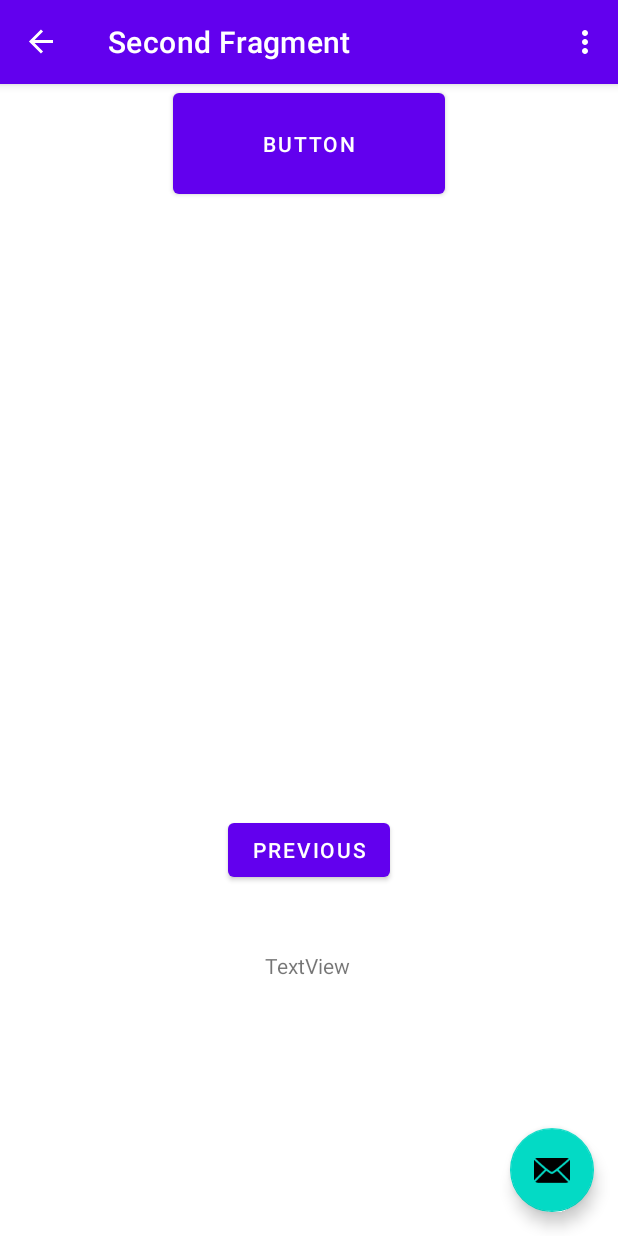
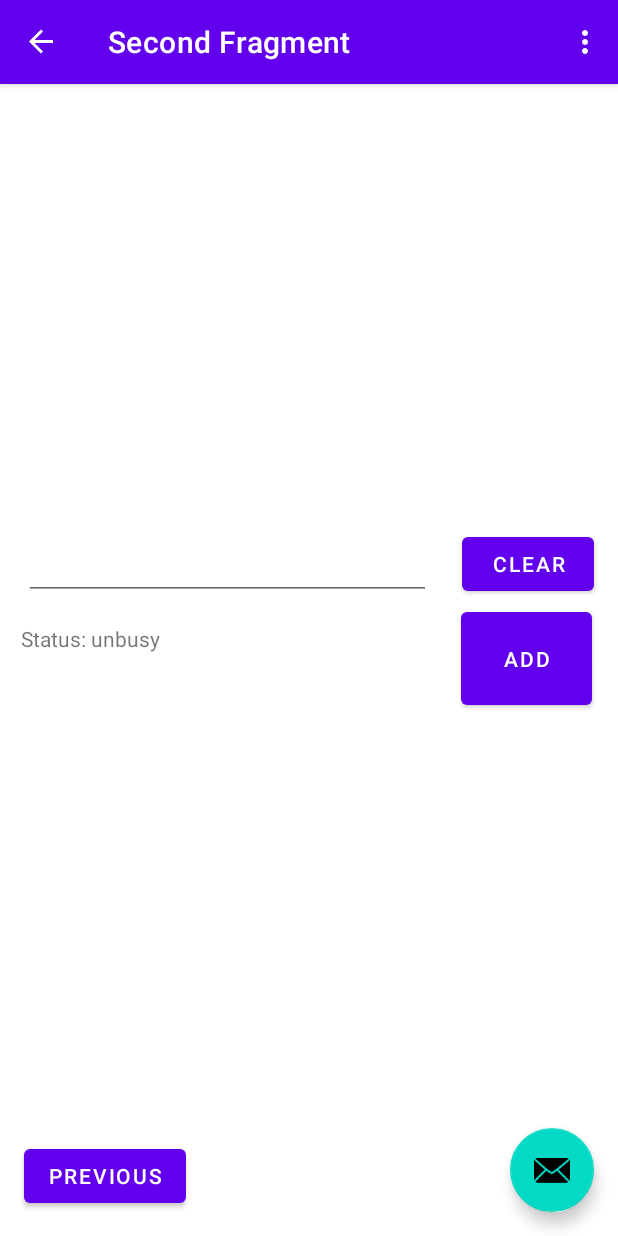
Before and after one commit to archey347/CamCam, an Android app: the SecondFragment screen opened through its navigation route, on a phone screen of 412 x 824 dp. Run offline under Robolectric (Android 15) with nearby library versions, the phone set to English and light mode, and no system bars; our stand-ins replace navigation-ui.

Commit message:
Mobile wifi scanning works adding to server

```diff
--- a/App/app/src/main/AndroidManifest.xml
+++ b/App/app/src/main/AndroidManifest.xml
@@ -4,7 +4,7 @@
     <uses-permission android:name="android.permission.ACCESS_WIFI_STATE" />
     <uses-permission android:name="android.permission.CHANGE_WIFI_STATE" />
     <uses-permission android:name="android.permission.ACCESS_FINE_LOCATION" />
-
+    <uses-permission android:name="android.permission.INTERNET"/>
 
     <application
         android:allowBackup="true"
--- a/App/app/src/main/java/com/example/camcam/MainActivity.java
+++ b/App/app/src/main/java/com/example/camcam/MainActivity.java
@@ -26,6 +26,8 @@ public class MainActivity extends AppCompatActivity {
     @Override
     protected void onCreate(Bundle savedInstanceState) {
         super.onCreate(savedInstanceState);
+
+
 
         binding = ActivityMainBinding.inflate(getLayoutInflater());
         setContentView(binding.getRoot());
--- a/App/app/src/main/res/layout/fragment_second.xml
+++ b/App/app/src/main/res/layout/fragment_second.xml
@@ -19,30 +19,55 @@
         android:id="@+id/button_second"
         android:layout_width="wrap_content"
         android:layout_height="wrap_content"
+        android:layout_marginBottom="16dp"
         android:text="@string/previous"
         app:layout_constraintBottom_toBottomOf="parent"
         app:layout_constraintEnd_toEndOf="parent"
-        app:layout_constraintStart_toStartOf="parent"
-        app:layout_constraintTop_toBottomOf="@id/textview_second" />
+        app:layout_constraintHorizontal_bias="0.052"
+        app:layout_constraintStart_toStartOf="parent" />
 
     <Button
         android:id="@+id/button"
-        android:layout_width="181dp"
-        android:layout_height="79dp"
-        android:text="Button"
+        android:layout_width="87dp"
+        android:layout_height="74dp"
+        android:layout_marginBottom="348dp"
+        android:text="Add"
+        app:layout_constraintBottom_toBottomOf="parent"
         app:layout_constraintEnd_toEndOf="parent"
-        app:layout_constraintStart_toStartOf="parent"
-        tools:layout_editor_absoluteY="240dp" />
+        app:layout_constraintHorizontal_bias="0.947"
+        app:layout_constraintStart_toStartOf="parent" />
 
     <TextView
         android:id="@+id/textView"
         android:layout_width="wrap_content"
         android:layout_height="wrap_content"
-        android:text="TextView"
+        android:text="Status: unbusy"
         app:layout_constraintBottom_toBottomOf="parent"
         app:layout_constraintEnd_toEndOf="parent"
-        app:layout_constraintHorizontal_bias="0.498"
+        app:layout_constraintHorizontal_bias="0.043"
         app:layout_constraintStart_toStartOf="parent"
         app:layout_constraintTop_toTopOf="parent"
-        app:layout_constraintVertical_bias="0.772" />
+        app:layout_constraintVertical_bias="0.481" />
+
+    <EditText
+        android:id="@+id/editTextTextPersonName"
+        android:layout_width="271dp"
+        android:layout_height="48dp"
+        android:layout_marginBottom="424dp"
+        android:ems="10"
+        android:inputType="textPersonName"
+        app:layout_constraintBottom_toBottomOf="parent"
+        app:layout_constraintEnd_toStartOf="@+id/button2"
+        app:layout_constraintHorizontal_bias="0.444"
+        app:layout_constraintStart_toStartOf="parent" />
+
+    <Button
+        android:id="@+id/button2"
+        android:layout_width="wrap_content"
+        android:layout_height="wrap_content"
+        android:layout_marginEnd="16dp"
+        android:layout_marginBottom="424dp"
+        android:text="Clear"
+        app:layout_constraintBottom_toBottomOf="parent"
+        app:layout_constraintEnd_toEndOf="parent" />
 </androidx.constraintlayout.widget.ConstraintLayout>
```
Also changed, not shown: App/app/src/main/java/com/example/camcam/SecondFragment.java (+88 -6 lines), App/app/src/main/java/com/example/camcam/Server.java (deleted, +0 -54 lines).
